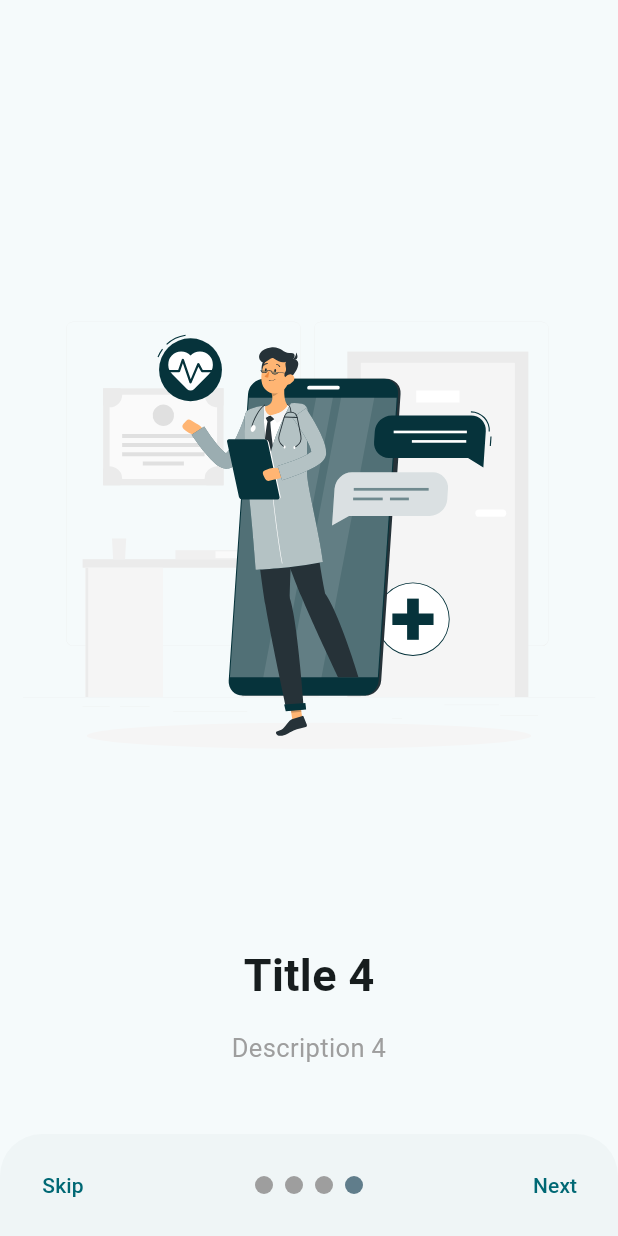
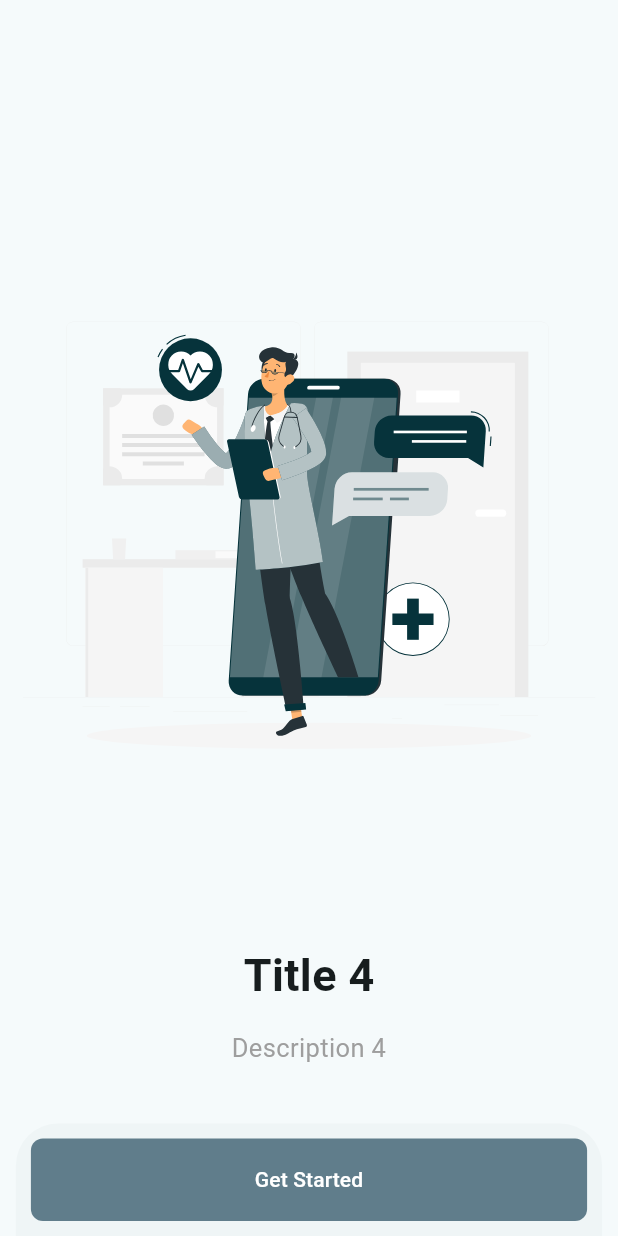
Before and after one commit to ThenujaaSuntharesan/MyBete-App, a Flutter app: the screen it shows after launch, swiped to page 4, on a phone screen of 412 x 824 dp. Run offline on Flutter 3.47's test engine with Material 3 defaults, Android fonts, the phone set to English and light mode, and no system bars; drawn by our look-alikes of smooth_page_indicator; our stand-ins replace flutter_native_splash, flutter_svg; statements that could not run were skipped.

Commit message:
Update get started in onboarding

```diff
--- a/lib/onboarding/onboarding_view.dart
+++ b/lib/onboarding/onboarding_view.dart
@@ -13,12 +13,14 @@ class _OnboardingViewState extends State<OnboardingView> {
   final controller = OnboardingItems();
   final pageController = PageController();
 
+  bool isLastPage = false;
+
   @override
   Widget build(BuildContext context) {
     return Scaffold(
       bottomSheet: Container(
         padding: const EdgeInsets.symmetric(horizontal: 10, vertical: 10),
-        child: Row(
+        child: isLastPage? getStarted() : Row(
           mainAxisAlignment: MainAxisAlignment.spaceBetween,
           children: [
 
@@ -52,6 +54,7 @@ class _OnboardingViewState extends State<OnboardingView> {
       body: Container(
         margin: const EdgeInsets.symmetric(horizontal: 15),
         child: PageView.builder(
+            onPageChanged: (index) => setState(() => isLastPage = controller.items.length-1 == index),
             itemCount: controller.items.length,
             controller: pageController,
             itemBuilder: (context,index){
@@ -76,9 +79,17 @@ class _OnboardingViewState extends State<OnboardingView> {
 //Get started button
 
   Widget getStarted(){
-    return TextButton(
-        onPressed: onPressed,
-        child: Text("Get Started"));
+    return Container(
+      decoration: BoxDecoration(
+        borderRadius: BorderRadius.circular(8),
+        color: Colors.blueGrey
+      ),
+      width: MediaQuery.of(context).size.width * .9,
+      height: 55,
+      child: TextButton(
+          onPressed: (){},
+          child: const Text("Get Started", style: TextStyle(color: Colors.white),)),
+    );
   }
 
 }
```
